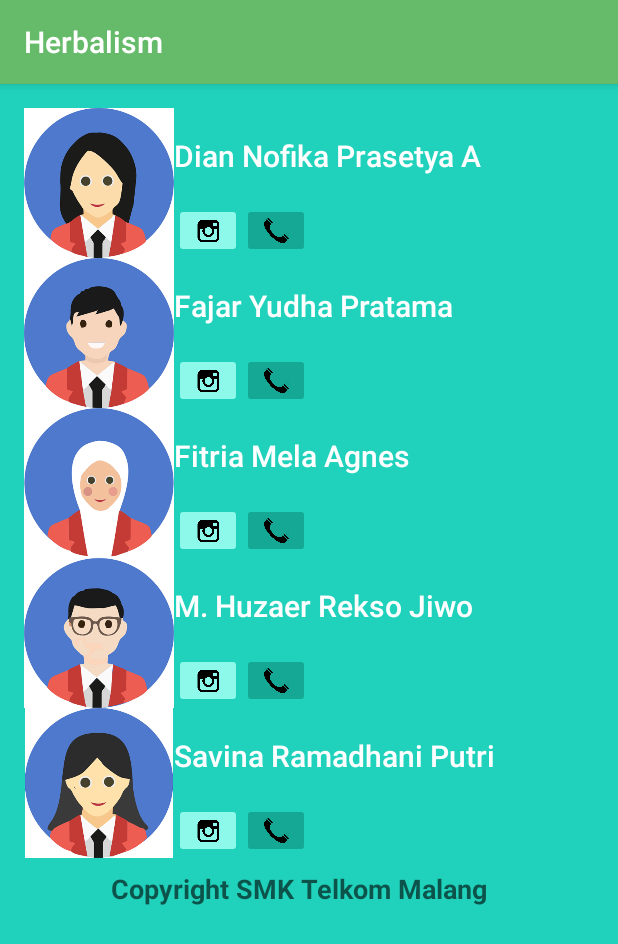
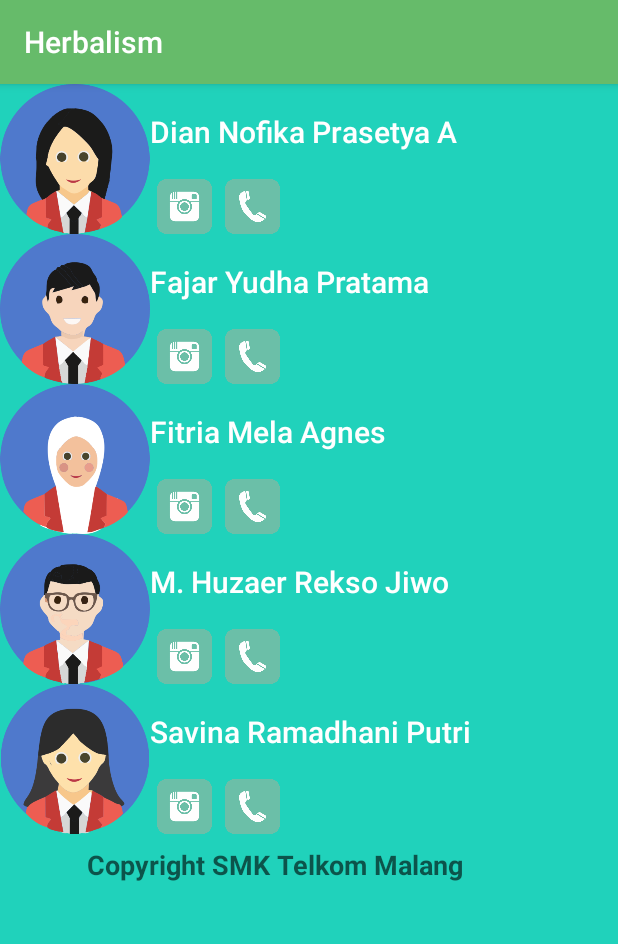
Before and after one commit to fajaryudha/Herbalism, an Android app: the AboutUsActivity screen opened directly, with no data from a screen before it, on a phone screen of 412 x 824 dp. Shown: the top 944 px of the screen. Run offline under Robolectric (Android 15) with nearby library versions, the phone set to English and light mode, and no system bars.

Commit message:
about us tambahan

```diff
--- a/app/src/main/java/id/sch/smktelkom_mlg/project2/xirpl30811121831/herbalism/MainActivity.java
+++ b/app/src/main/java/id/sch/smktelkom_mlg/project2/xirpl30811121831/herbalism/MainActivity.java
@@ -22,7 +22,6 @@ public class MainActivity extends AppCompatActivity {
         setContentView(R.layout.activity_main);
 
         menu1 = (FloatingActionButton)findViewById(R.id.subFloatingMenu1) ;
-        menu2 = (FloatingActionButton)findViewById(R.id.subFloatingMenu2) ;
         menu3 = (FloatingActionButton)findViewById(R.id.subFloatingMenu3) ;
 
         menu1.setOnClickListener(new View.OnClickListener() {
@@ -34,15 +33,6 @@ public class MainActivity extends AppCompatActivity {
                         "Hey check out my app at: https://play.google.com/store/apps/details?id=com.google.android.apps.plus");
                 sendIntent.setType("text/plain");
                 startActivity(sendIntent);
-            }
-        });
-
-        menu2.setOnClickListener(new View.OnClickListener() {
-            @Override
-            public void onClick(View v) {
-
-                Toast.makeText(MainActivity.this , "BackUp Icon clicked", Toast.LENGTH_LONG).show();
-
             }
         });
 
--- a/app/src/main/res/layout/activity_about_us.xml
+++ b/app/src/main/res/layout/activity_about_us.xml
@@ -10,8 +10,6 @@
     android:layout_width="match_parent"
     android:layout_height="match_parent"
     android:orientation="vertical"
-    android:paddingTop="16dp"
-    android:paddingLeft="16dp"
     tools:context="id.sch.smktelkom_mlg.project2.xirpl30811121831.herbalism.AboutUsActivity">
 
     <LinearLayout
@@ -39,24 +37,25 @@
                 android:paddingRight="8dp"
                 android:layout_width="match_parent"
                 android:layout_height="wrap_content"
-                android:orientation="horizontal">
+                android:orientation="horizontal"
+                android:weightSum="1">
 
                 <ImageButton
                     android:onClick="Instagram1"
-                    android:backgroundTint="@color/dot_light_screen2"
+                    android:background="@color/bg_screen2"
                     android:scaleType="centerInside"
-                    android:src="@drawable/intagram"
+                    android:src="@drawable/ig"
                     android:layout_width="45dp"
                     android:layout_height="wrap_content" />
 
                 <ImageButton
                     android:id="@+id/telp1"
                     android:layout_width="45dp"
-                    android:layout_height="wrap_content"
-                    android:backgroundTint="@color/dot_dark_screen2"
+                    android:layout_height="match_parent"
+                    android:background="@color/bg_screen2"
                     android:onClick="Telp1"
                     android:scaleType="centerInside"
-                    android:src="@drawable/telp" />
+                    android:src="@drawable/oy" />
             </LinearLayout>
         </LinearLayout>
     </LinearLayout>
@@ -94,9 +93,9 @@
 
                 <ImageButton
                     android:onClick="Instagram2"
-                    android:backgroundTint="@color/dot_light_screen2"
+                    android:background="@color/bg_screen2"
                     android:scaleType="centerInside"
-                    android:src="@drawable/intagram"
+                    android:src="@drawable/ig"
                     android:layout_width="45dp"
                     android:layout_height="wrap_content" />
 
@@ -105,9 +104,9 @@
                     android:onClick="Telp2"
                     android:layout_width="45dp"
                     android:layout_height="wrap_content"
-                    android:backgroundTint="@color/dot_dark_screen2"
+                    android:background="@color/bg_screen2"
                     android:scaleType="centerInside"
-                    android:src="@drawable/telp" />
+                    android:src="@drawable/oy" />
             </LinearLayout>
         </LinearLayout>
     </LinearLayout>
@@ -141,9 +140,9 @@
 
                 <ImageButton
                     android:onClick="Instagram3"
-                    android:backgroundTint="@color/dot_light_screen2"
+                    android:background="@color/bg_screen2"
                     android:scaleType="centerInside"
-                    android:src="@drawable/intagram"
+                    android:src="@drawable/ig"
                     android:layout_width="45dp"
                     android:layout_height="wrap_content" />
 
@@ -152,9 +151,9 @@
                     android:onClick="Telp3"
                     android:layout_width="45dp"
                     android:layout_height="wrap_content"
-                    android:backgroundTint="@color/dot_dark_screen2"
+                    android:background="@color/bg_screen2"
                     android:scaleType="centerInside"
-                    android:src="@drawable/telp" />
+                    android:src="@drawable/oy" />
             </LinearLayout>
         </LinearLayout>
     </LinearLayout>
@@ -188,9 +187,9 @@
 
                 <ImageButton
                     android:onClick="Instagram4"
-                    android:backgroundTint="@color/dot_light_screen2"
+                    android:background="@color/bg_screen2"
                     android:scaleType="centerInside"
-                    android:src="@drawable/intagram"
+                    android:src="@drawable/ig"
                     android:layout_width="45dp"
                     android:layout_height="wrap_content" />
 
@@ -199,9 +198,9 @@
                     android:onClick="Telp4"
                     android:layout_width="45dp"
                     android:layout_height="wrap_content"
-                    android:backgroundTint="@color/dot_dark_screen2"
+                    android:background="@color/bg_screen2"
                     android:scaleType="centerInside"
-                    android:src="@drawable/telp" />
+                    android:src="@drawable/oy" />
 
             </LinearLayout>
         </LinearLayout>
@@ -236,9 +235,9 @@
 
                 <ImageButton
                     android:onClick="Instagram5"
-                    android:backgroundTint="@color/dot_light_screen2"
+                    android:background="@color/bg_screen2"
                     android:scaleType="centerInside"
-                    android:src="@drawable/intagram"
+                    android:src="@drawable/ig"
                     android:layout_width="45dp"
                     android:layout_height="wrap_content" />
 
@@ -246,9 +245,9 @@
                     android:id="@+id/telp5"
                     android:layout_width="45dp"
                     android:layout_height="wrap_content"
-                    android:backgroundTint="@color/dot_dark_screen2"
+                    android:background="@color/bg_screen2"
                     android:scaleType="centerInside"
-                    android:src="@drawable/telp" />
+                    android:src="@drawable/oy" />
             </LinearLayout>
         </LinearLayout>
     </LinearLayout>
--- a/app/src/main/res/layout/activity_main.xml
+++ b/app/src/main/res/layout/activity_main.xml
@@ -131,14 +131,6 @@
             fab:fab_size="mini" />
 
         <com.github.clans.fab.FloatingActionButton
-            android:id="@+id/subFloatingMenu2"
-            android:layout_width="wrap_content"
-            android:layout_height="wrap_content"
-            android:src="@drawable/ic_bookmark_black_24dp"
-            fab:fab_label="Sub Menu Item 2"
-            fab:fab_size="mini" />
-
-        <com.github.clans.fab.FloatingActionButton
             android:id="@+id/subFloatingMenu3"
             android:layout_width="wrap_content"
             android:layout_height="wrap_content"
```
Also changed, not shown: app/src/main/res/drawable/agnes.png, app/src/main/res/drawable/fajar.png, app/src/main/res/drawable/fika.png, app/src/main/res/drawable/huzaer.png, app/src/main/res/drawable/ig.png (added), app/src/main/res/drawable/oy.png (added), app/src/main/res/drawable/savput.png, app/src/main/res/drawable/telp.png (deleted), 1 other file.
